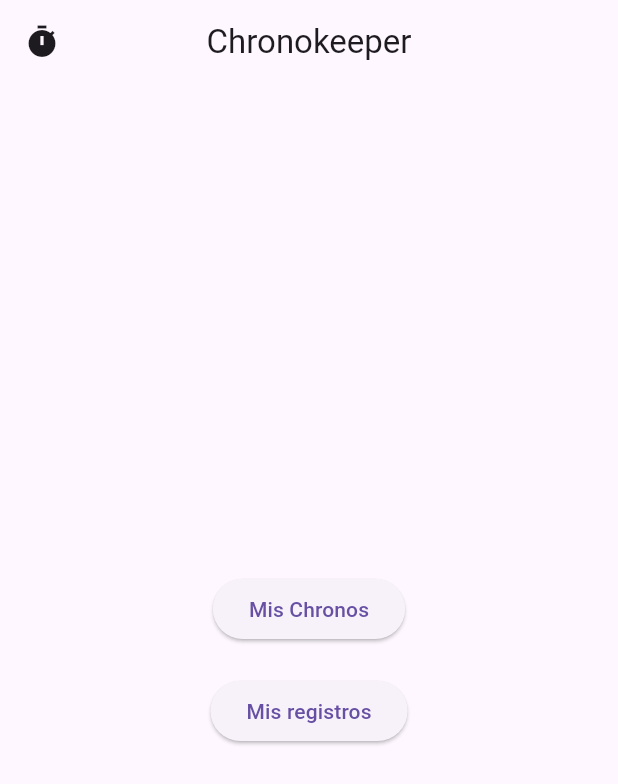
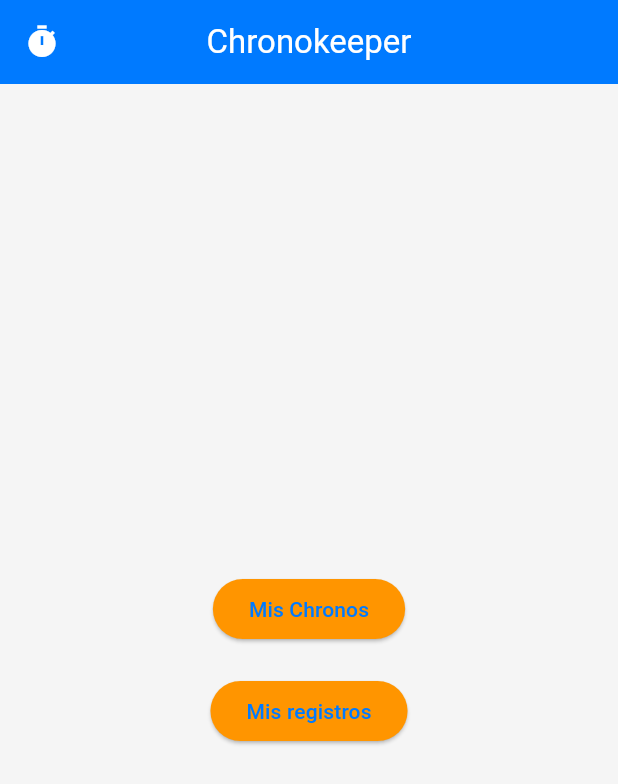
Before and after one commit to Moisecore/cronometraje_app, a Flutter app: the screen it shows after launch, on a phone screen of 412 x 824 dp. Shown: the top 784 px of the screen. Run offline on Flutter 3.47's test engine with Material 3 defaults, Android fonts, the phone set to English and light mode, and no system bars; drawn by our look-alikes of upgrader; our stand-ins replace go_router.

Commit message:
HomeView funcional

```diff
--- a/lib/main.dart
+++ b/lib/main.dart
@@ -1,8 +1,9 @@
+import 'package:cronometraje_app/services/chrono_service.dart';
 import 'package:flutter/material.dart';
 import 'package:provider/provider.dart';
 import 'package:go_router/go_router.dart';
-import 'viewmodels/chrono_viewmodel.dart';
-import 'views/home_view.dart';
+import 'package:cronometraje_app/viewmodels/chrono_viewmodel.dart';
+import 'package:cronometraje_app/views/home_view.dart';
 import 'package:upgrader/upgrader.dart';
 import 'package:flutter_localizations/flutter_localizations.dart';
 
@@ -10,14 +11,14 @@
   runApp(const ChronokeeperApp());
 }
 
-/// Configuración de controlador para alerta de actualización
+/// Configuración de controlador para alerta de actualización.
 final upgrader = Upgrader(
   debugLogging: true, // Comentar en release
   durationUntilAlertAgain: const Duration(minutes: 10),
   countryCode: 'CL'
 );
 
-/// Configuración de navegación
+/// Configuración de navegación.
 final GoRouter _router = GoRouter(
   routes: [
     GoRoute(
@@ -56,7 +57,28 @@
   ],
 );
 
-/// Widget raiz
+final ThemeData chronoTheme = ThemeData(
+  primaryColor: Color(0xFF007AFF),
+  colorScheme: ColorScheme.fromSeed(
+    seedColor: Color(0xFF007AFF),
+    primary: Color(0xFF007AFF),
+    secondary: Color(0xFFFF9500),
+  ),
+  scaffoldBackgroundColor: Color(0xFFF5F5F5),
+  textTheme: const TextTheme(
+    bodyMedium: TextStyle(color: Color(0xFF333333)),
+  ),
+  appBarTheme: const AppBarTheme(
+    backgroundColor: Color(0xFF007AFF),
+    foregroundColor: Colors.white,
+  ),
+  buttonTheme: const ButtonThemeData(
+    buttonColor: Color(0xFFFF9500),
+    textTheme: ButtonTextTheme.primary,
+  ),
+);
+
+/// Widget raiz.
 class ChronokeeperApp extends StatelessWidget {
   const ChronokeeperApp({super.key});
 
@@ -64,14 +86,12 @@
   Widget build(BuildContext context) {
     return MultiProvider(
       providers: [
-        //ChangeNotifierProvider(create: (_) => ChronoViewModel(ChronoService())),
+        ChangeNotifierProvider(create: (_) => ChronoViewModel(ChronoService())),
       ],
       child: MaterialApp.router(
         debugShowCheckedModeBanner: false,
         title: 'Chronokeeper',
-        theme: ThemeData(
-          primarySwatch: Colors.blue,
-        ),
+        theme: chronoTheme,
         routerConfig: _router,
         locale: const Locale('es', 'CL'), // Configuración para español (Chile)
         localizationsDelegates: const [
--- a/lib/models/chrono_model.dart
+++ b/lib/models/chrono_model.dart
@@ -1,12 +1,38 @@
-// Timer Model (Represents a single timer instance)
+enum ChronoState { stopped, running, paused }
+
+/// Chrono Model (representa una instancia de un Chrono).
 class ChronoModel {
-  String name;
-  Duration duration;
-  bool isRunning;
+  final int? id;
+  final String name;
+  final DateTime createdAt;
+  final ChronoState state;
+  final List<String> tags;
 
   ChronoModel({
+    this.id,
     required this.name,
-    required this.duration,
-    this.isRunning = false,
+    required this.createdAt,
+    this.state = ChronoState.stopped,
+    this.tags = const ['Etiquetas'],
   });
+
+  factory ChronoModel.fromMap(Map<String, dynamic> map) {
+    return ChronoModel(
+      id: map['id'],
+      name: map['name'],
+      createdAt: DateTime.parse(map['createdAt']),
+      state: ChronoState.values[map['state']],
+      tags: List<String>.from(map['tags'] ?? ['Etiquetas']),
+    );
+  }
+
+  Map<String, dynamic> toMap() {
+    return {
+      'id': id,
+      'name': name,
+      'createdAt': createdAt.toIso8601String(),
+      'state': state.index,
+      'tags': tags,
+    };
+  }
 }
--- a/lib/services/chrono_service.dart
+++ b/lib/services/chrono_service.dart
@@ -2,7 +2,7 @@ import 'dart:async';
 import 'package:cronometraje_app/models/chrono_model.dart';
 
 class ChronoService {
-  final List<ChronoModel> _chronos = [];
+  /**final List<ChronoModel> _chronos = [];
   final StreamController<List<ChronoModel>> _chronoController = StreamController.broadcast();
 
   Stream<List<ChronoModel>> get chronoStream => _chronoController.stream;
@@ -20,5 +20,5 @@ class ChronoService {
   void stopChrono(int index) {
     _chronos[index].isRunning = false;
     _chronoController.add(_chronos);
-  }
+  }*/
 }
--- a/lib/viewmodels/chrono_viewmodel.dart
+++ b/lib/viewmodels/chrono_viewmodel.dart
@@ -1,30 +1,38 @@
-import 'package:cronometraje_app/models/chrono_model.dart';
-import 'package:cronometraje_app/services/chrono_service.dart';
-import 'package:flutter/material.dart';
+import 'package:flutter/foundation.dart';
+import '../models/chrono_model.dart';
+import '../services/chrono_service.dart';
 
-// Chrono ViewModel (Logic for managing timers)
-class ChronoViewmodel extends ChangeNotifier {
-  /**late ChronoService _chronoService;
+/// ViewModel que maneja el estado de los Chronos.
+class ChronoViewModel extends ChangeNotifier {
+  final ChronoService _chronoService;
+
   List<ChronoModel> _chronos = [];
+  List<ChronoModel> get chronos => _chronos;
 
-  ChronoViewModel(chronoService) {
-    chronoService.chronoStream.listen((chronos) {
-      _chronos = chronos;
-      notifyListeners();
-    });
+  ChronoViewModel(this._chronoService);
+  /**
+  /// Fetches all Chronos from the database and updates the state.
+  Future<void> fetchChronos() async {
+    _chronos = await _chronoService.getAllChronos();
+    notifyListeners();
   }
 
-  List<ChronoModel> get chronos => _chronos;
-
-  void addChrono(String name, int duration) {
-    _chronoService.addChrono(ChronoModel(name: name, duration: duration));
+  /// Adds a new Chrono and updates the state.
+  Future<void> addChrono(String name) async {
+    final newChrono = ChronoModel(name: name, createdAt: DateTime.now());
+    await _chronoService.insertChrono(newChrono);
+    await fetchChronos(); // Refresh the list after insertion
   }
 
-  void startChrono(int index) {
-    _chronoService.startChrono(index);
+  /// Deletes a Chrono and updates the state.
+  Future<void> deleteChrono(int id) async {
+    await _chronoService.deleteChrono(id);
+    await fetchChronos();
   }
 
-  void stopChrono(int index) {
-    _chronoService.stopChrono(index);
+  /// Updates the state of a Chrono (start, pause, stop).
+  Future<void> updateChronoState(int id, ChronoState newState) async {
+    await _chronoService.updateChronoState(id, newState);
+    await fetchChronos();
   }*/
 }
--- a/lib/views/home_view.dart
+++ b/lib/views/home_view.dart
@@ -1,15 +1,16 @@
 import 'package:flutter/material.dart';
 import 'package:go_router/go_router.dart';
 
-/// Vista de pantalla principal
+/// Vista de pantalla principal.
 class HomeView extends StatelessWidget {
   const HomeView({super.key});
 
   @override
   Widget build(BuildContext context) {
     return Scaffold(
-      appBar: AppBar( // Pendiente: agregar logo a la barra
+      appBar: AppBar( // Pendiente: agregar logo a la barra.
         title: const Text('Chronokeeper'),
+        backgroundColor: Theme.of(context).primaryColor,
         centerTitle: true,
         leading: const Icon(Icons.timer),
       ),
@@ -18,12 +19,18 @@ class HomeView extends StatelessWidget {
           mainAxisAlignment: MainAxisAlignment.center,
           children: [
             ElevatedButton(
+              style: ElevatedButton.styleFrom(
+                backgroundColor: Theme.of(context).colorScheme.secondary,
+              ),
               onPressed: () => context.go('/myChronos'),
               child: const Text('Mis Chronos'),
             ),
             const SizedBox(height: 20),
             ElevatedButton(
-              onPressed: () {}, // Pendiente: agregar navegación a MyRecordsView
+              style: ElevatedButton.styleFrom(
+                backgroundColor: Theme.of(context).colorScheme.secondary,
+              ),
+              onPressed: () => context.go('/myRecords'),
               child: const Text('Mis registros'),
             ),
           ],
```
